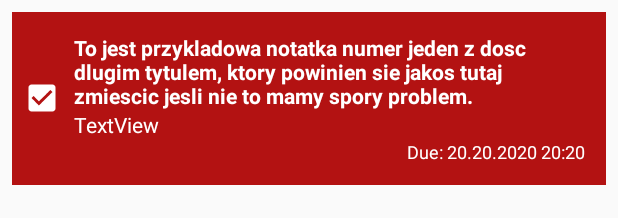
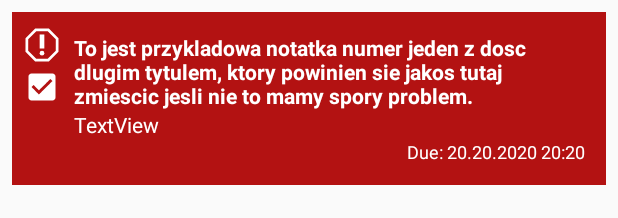
Before and after one commit to proenix/us2pum, an Android app: the layout fragment_note_row.xml on its own in the app's theme, with its tools: preview values and no code run, on a phone screen of 412 x 824 dp. Shown: the top 218 px of the screen. Run offline under Robolectric (Android 15) with nearby library versions, the light colour scheme and no system bars.

Commit message:
Priority indicator on main view.

```diff
--- a/lab6notes/app/src/main/java/pl/proenix/android/us2pum/lab6notes/NoteCreateReadUpdateFragment.java
+++ b/lab6notes/app/src/main/java/pl/proenix/android/us2pum/lab6notes/NoteCreateReadUpdateFragment.java
@@ -143,7 +143,7 @@ public class NoteCreateReadUpdateFragment extends Fragment implements AdapterVie
                 tv.setText(priorityItems.get(position).getValue());
                 tv.setTextColor(note.getTextColor());
                 tv.setBackgroundColor(note.getBackgroundColor());
-                tv.setCompoundDrawablesWithIntrinsicBounds(note.getPriorityDrawableByPriorityInt(priorityItems.get(position).getKey()), null, null, null);
+                tv.setCompoundDrawablesWithIntrinsicBounds(note.getPriorityDrawableByPriorityInt(priorityItems.get(position).getKey(), true), null, null, null);
                 return view;
             }
         };
@@ -323,7 +323,7 @@ public class NoteCreateReadUpdateFragment extends Fragment implements AdapterVie
             case R.id.spinnerPriority:
                 note.setPriority(priorityItems.get(position).getKey());
                 ((TextView) view).setText(note.getPriorityName());
-                ((TextView) view).setCompoundDrawablesWithIntrinsicBounds(note.getPriorityDrawable(), null, null, null);
+                ((TextView) view).setCompoundDrawablesWithIntrinsicBounds(note.getPriorityDrawable(true), null, null, null);
                 ((TextView) view).setTextColor(note.getTextColor()); // Text color of spinner visible part
         }
         note.save();
--- a/lab6notes/app/src/main/java/pl/proenix/android/us2pum/lab6notes/NotesListAdapter.java
+++ b/lab6notes/app/src/main/java/pl/proenix/android/us2pum/lab6notes/NotesListAdapter.java
@@ -8,6 +8,7 @@ import android.view.LayoutInflater;
 import android.view.View;
 import android.view.ViewGroup;
 import android.widget.CheckBox;
+import android.widget.ImageView;
 import android.widget.TextView;
 
 import androidx.annotation.NonNull;
@@ -44,6 +45,7 @@ public class NotesListAdapter extends RecyclerView.Adapter<NotesListAdapter.Note
         holder.noteTitle.setTextColor(note.getTextColor());
         holder.noteContent.setText(note.getContentShort());
         holder.noteContent.setTextColor(note.getTextColor());
+        holder.notePriority.setImageDrawable(note.getPriorityDrawable());
         // Set due field visibility, value and color.
         if (note.hasDueDate()) {
             holder.noteDueDate.setText(String.format("%s %s", note.getFormattedDate(), note.getFormattedTime()));
@@ -98,6 +100,7 @@ public class NotesListAdapter extends RecyclerView.Adapter<NotesListAdapter.Note
 
     class NoteViewHolder extends RecyclerView.ViewHolder {
         TextView noteTitle, noteContent, noteDueDate;
+        ImageView notePriority;
         View noteBackground;
         CheckBox done;
         NoteViewHolder(View view) {
@@ -110,6 +113,7 @@ public class NotesListAdapter extends RecyclerView.Adapter<NotesListAdapter.Note
             noteContent = view.findViewById(R.id.textViewNoteContent);
             noteDueDate = view.findViewById(R.id.textViewNoteDueDate);
             noteBackground = view.findViewById(R.id.noteElement);
+            notePriority = view.findViewById(R.id.imageViewNotePriority);
         }
     }
 
--- a/lab6notes/app/src/main/res/layout/fragment_note_row.xml
+++ b/lab6notes/app/src/main/res/layout/fragment_note_row.xml
@@ -22,6 +22,18 @@
         app:layout_constraintStart_toStartOf="parent"
         app:layout_constraintTop_toTopOf="parent">
 
+        <LinearLayout
+            android:layout_width="wrap_content"
+            android:layout_height="match_parent"
+            android:orientation="vertical">
+
+            <ImageView
+                android:id="@+id/imageViewNotePriority"
+                android:layout_width="wrap_content"
+                android:layout_height="wrap_content"
+                android:layout_gravity="center"
+                app:srcCompat="@drawable/ic_priority_critical" />
+
             <CheckBox
                 android:id="@+id/checkBoxListNoteDone"
                 android:layout_width="wrap_content"
@@ -29,6 +41,7 @@
                 android:layout_gravity="center"
                 android:buttonTint="#FFFFFF"
                 android:checked="true" />
+        </LinearLayout>
 
         <LinearLayout
             android:layout_width="match_parent"
@@ -69,4 +82,5 @@
         </LinearLayout>
 
     </LinearLayout>
+
 </androidx.constraintlayout.widget.ConstraintLayout>
```
Also changed, not shown: lab6notes/app/src/main/java/pl/proenix/android/us2pum/lab6notes/Note.java (+16 -4 lines). Lines whose indentation alone changed are shown as unchanged.
